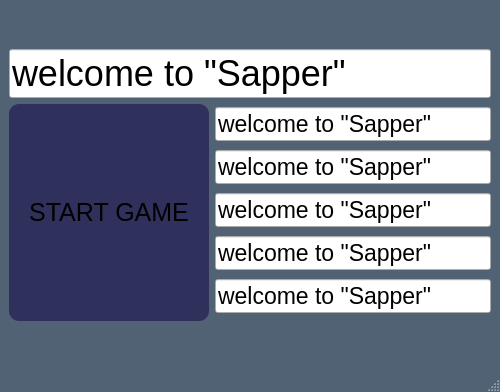
Qt form HubMenu/FrontEnd/MainWindow.ui (FrogCpp/SaperYandex) before a commit.
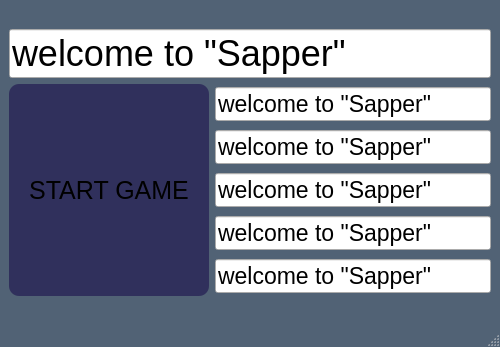
The same form after that commit.

```diff
--- a/HubMenu/FrontEnd/MainWindow.ui
+++ b/HubMenu/FrontEnd/MainWindow.ui
@@ -7,7 +7,7 @@
     <x>0</x>
     <y>0</y>
     <width>500</width>
-    <height>392</height>
+    <height>347</height>
    </rect>
   </property>
   <property name="sizePolicy">
@@ -25,7 +25,7 @@
   <property name="maximumSize">
    <size>
     <width>500</width>
-    <height>392</height>
+    <height>347</height>
    </size>
   </property>
   <property name="windowTitle">
@@ -50,7 +50,7 @@
       <property name="sizeHint" stdset="0">
        <size>
         <width>20</width>
-        <height>40</height>
+        <height>20</height>
        </size>
       </property>
      </spacer>
@@ -114,7 +114,7 @@
       <property name="sizeHint" stdset="0">
        <size>
         <width>20</width>
-        <height>40</height>
+        <height>20</height>
        </size>
       </property>
      </spacer>
```
